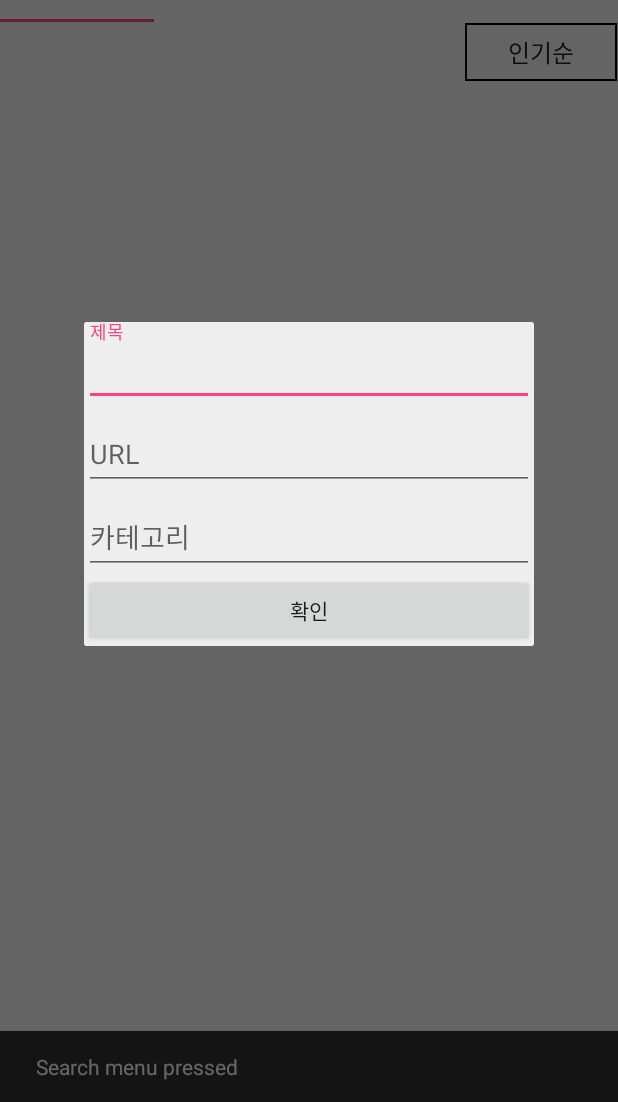
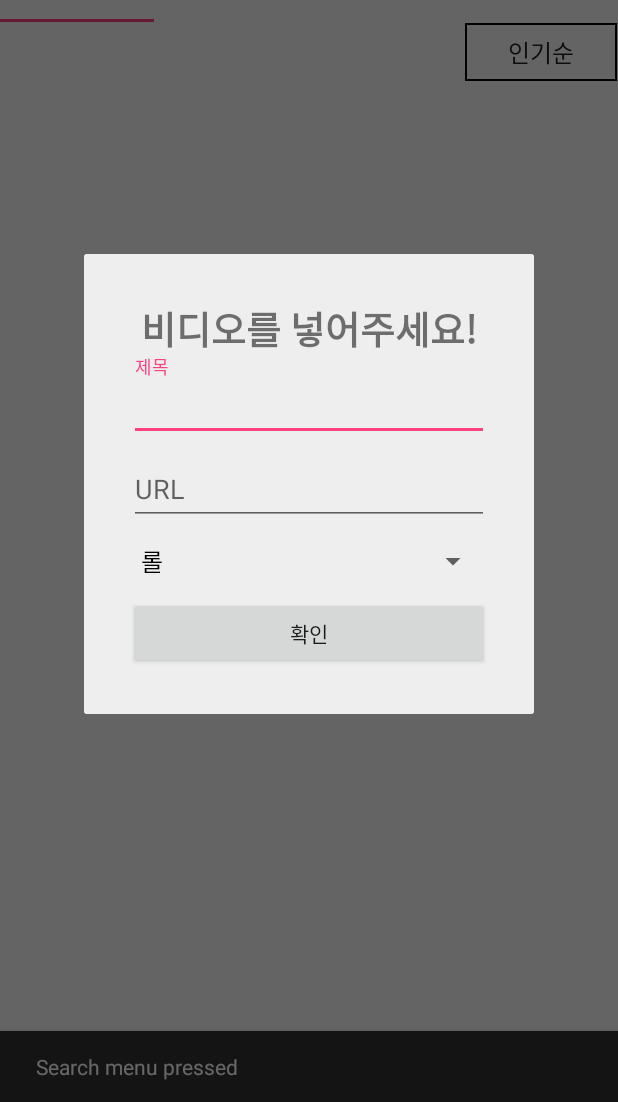
Before and after one commit to cate-project/CATE-V4, an Android app: the MainActivity screen opened directly, with no data from a screen before it, after a tap on "add", on a phone screen of 412 x 824 dp, the part 134-1236 px from its top. Run offline under Robolectric (Android 15) with nearby library versions, the phone set to English and light mode, and no system bars; our stand-ins replace Picasso, Volley; libraries missing offline, so code that uses them is left out: com.baoyz.widget, com.kakao.usermgmt; plain views replace PullRefreshLayout; pictures from the network do not load; 3 statements that could not run were skipped.

Commit message:
dialog spinner 추가 및 수정

```diff
--- a/app/src/main/java/app/com/CATE/AddDialog.java
+++ b/app/src/main/java/app/com/CATE/AddDialog.java
@@ -10,7 +10,10 @@ import android.support.design.widget.TextInputEditText;
 import android.support.v7.app.AlertDialog;
 import android.util.Log;
 import android.view.View;
+import android.widget.AdapterView;
+import android.widget.ArrayAdapter;
 import android.widget.Button;
+import android.widget.Spinner;
 import android.widget.Toast;
 
 import com.android.volley.RequestQueue;
@@ -19,6 +22,8 @@ import com.android.volley.toolbox.Volley;
 
 import org.json.JSONException;
 import org.json.JSONObject;
+
+import java.util.ArrayList;
 
 import app.com.CATE.requests.VideoChugaRequest;
 import app.com.youtubeapiv3.R;
@@ -37,13 +42,15 @@ public class AddDialog extends Dialog implements View.OnClickListener {
 
     private TextInputEditText titleEt;
     private TextInputEditText urlEt;
-    private TextInputEditText tagEt;
+    private Spinner spinnerCate;
     private String kind_video, kind_thumbnail;
     private Button twitchRb;
     private Button youtubeRb;
     private Button confirmBt;
-
+    ArrayList<String> arrayList;
     private String name;
+    private String cate;
+    ArrayAdapter<String> arrayAdapter;
 
     private Handler handler;
 
@@ -86,12 +93,36 @@ public class AddDialog extends Dialog implements View.OnClickListener {
 
         titleEt = findViewById(R.id.title_input);
         urlEt = findViewById(R.id.url_input);
-        tagEt = findViewById(R.id.category_input);
+        spinnerCate = findViewById(R.id.spinnerCate);
 
         confirmBt = findViewById(R.id.button_confirm);
 
-//        youtubeRb.setOnClickListener(this);
-//        twitchRb.setOnClickListener(this);
+
+        arrayList = new ArrayList<>();
+        arrayList.add("롤");
+        arrayList.add("재즈");
+        arrayList.add("게임");
+        arrayList.add("동물");
+        arrayList.add("배그");
+        arrayList.add("유머");
+        arrayList.add("음악");
+
+        arrayAdapter = new ArrayAdapter<>(context,
+                android.R.layout.simple_spinner_dropdown_item,
+                arrayList);
+        spinnerCate.setAdapter(arrayAdapter);
+        spinnerCate.setOnItemSelectedListener(new AdapterView.OnItemSelectedListener() {
+            @Override
+            public void onItemSelected(AdapterView<?> adapterView, View view, int i, long l) {
+                cate = arrayList.get(i);
+            }
+            @Override
+            public void onNothingSelected(AdapterView<?> adapterView) {
+            }
+        });
+
+
+        출처: https://bottlecok.tistory.com/63 [잡캐의 IT 꿀팁]
         confirmBt.setOnClickListener(this);
 
         if (name != null) {
@@ -103,46 +134,6 @@ public class AddDialog extends Dialog implements View.OnClickListener {
     public void onClick(View v) {
         switch (v.getId()) {
             case R.id.button_confirm:
-                //  Toast.makeText(context,kind_video,Toast.LENGTH_SHORT).show();
-//                Response.Listener<String> responseListener = new Response.Listener<String>() {
-//                    @Override
-//                    public void onResponse(String response) {
-//                        try {
-//                            JSONObject jsonResponse = new JSONObject(response);
-//                            boolean success = jsonResponse.getBoolean("success");
-//
-//
-//                            //서버에서 보내준 값이 true이면?
-//                            if (success) {
-//
-//                                Toast.makeText(context, "비디오 추가하셨습니다.", Toast.LENGTH_SHORT).show();
-//
-//                                //Toast.makeText(getApplicationContext(), "success", Toast.LENGTH_SHORT).show();
-//
-//                                String userMoney = jsonResponse.getString("userMoney");
-//
-//
-//
-//
-//                            } else {//충전 실패시
-//                                AlertDialog.Builder builder = new AlertDialog.Builder(context);
-//                                builder.setMessage("추가에 실패하셨습니다.")
-//                                        .setNegativeButton("retry", null)
-//                                        .create()
-//                                        .show();
-//
-//
-//                            }
-//
-//                        } catch (JSONException e) {
-//                            e.printStackTrace();
-//                        }
-//                    }
-//                };
-//                ChargeRequest ChargeRequest = new ChargeRequest(strName, chargeMoney, responseListener);
-//                RequestQueue queue = Volley.newRequestQueue(ChargeActivity.this);
-//                queue.add(ChargeRequest);
-
                 final Response.Listener<String> responseListener = new Response.Listener<String>() {
                     @Override
                     public void onResponse(String response) {
@@ -155,11 +146,6 @@ public class AddDialog extends Dialog implements View.OnClickListener {
                             if (success) {
 
                                 Toast.makeText(context, "비디오 추가하셨습니다.", Toast.LENGTH_SHORT).show();
-
-                                //Toast.makeText(getApplicationContext(), "success", Toast.LENGTH_SHORT).show();
-
-                                String userMoney = jsonResponse.getString("userMoney");
-
 
                             } else {//충전 실패시
                                 AlertDialog.Builder builder = new AlertDialog.Builder(context);
@@ -179,12 +165,11 @@ public class AddDialog extends Dialog implements View.OnClickListener {
 
                 //
                 if (urlEt.getText().toString().indexOf("www.youtube.com") > 0) {
-
                     kind_video = "YOUTUBE";
                     kind_thumbnail = "https://i.ytimg.com/vi/" + urlEt.getText().toString().substring(urlEt.getText().toString().indexOf("=") + 1) + "/mqdefault.jpg";
 
                     VideoChugaRequest VideoChugaRequest = new VideoChugaRequest(titleEt.getText().toString(), urlEt.getText().toString(),
-                            tagEt.getText().toString(), kind_video, MainActivity.strName, kind_thumbnail, responseListener);
+                            cate, kind_video, MainActivity.strName, kind_thumbnail, responseListener);
                     RequestQueue queue = Volley.newRequestQueue(context);
                     queue.add(VideoChugaRequest);
                     cancel();
@@ -225,7 +210,7 @@ public class AddDialog extends Dialog implements View.OnClickListener {
                     @Override
                     public void handleMessage(Message msg) {
                         VideoChugaRequest VideoChugaRequest = new VideoChugaRequest(titleEt.getText().toString(), urlEt.getText().toString(),
-                                tagEt.getText().toString(), kind_video, MainActivity.strName, kind_thumbnail, responseListener);
+                                cate, kind_video, MainActivity.strName, kind_thumbnail, responseListener);
                         RequestQueue queue = Volley.newRequestQueue(context);
                         queue.add(VideoChugaRequest);
                         cancel();
--- a/app/src/main/res/layout/dialog_add.xml
+++ b/app/src/main/res/layout/dialog_add.xml
@@ -3,8 +3,16 @@
     android:background="#eeeeee"
     android:orientation="vertical"
     android:layout_width="300dp"
+    android:padding="30dp"
     android:layout_height="wrap_content">
 
+    <TextView
+        android:text="비디오를 넣어주세요!"
+        android:textAlignment="center"
+        android:textStyle="bold"
+        android:layout_width="match_parent"
+        android:textSize="25dp"
+        android:layout_height="wrap_content"/>
     <android.support.design.widget.TextInputLayout
         android:layout_width="match_parent"
         android:layout_height="match_parent">
@@ -27,17 +35,10 @@
             android:hint="@string/url" />
     </android.support.design.widget.TextInputLayout>
 
-    <android.support.design.widget.TextInputLayout
+    <android.support.v7.widget.AppCompatSpinner
+        android:id="@+id/spinnerCate"
         android:layout_width="match_parent"
-        android:layout_height="match_parent">
-
-        <android.support.design.widget.TextInputEditText
-            android:id="@+id/category_input"
-            android:layout_width="match_parent"
-            android:layout_height="wrap_content"
-            android:hint="@string/category" />
-
-    </android.support.design.widget.TextInputLayout>
+        android:layout_height="match_parent"/>
 
     <Button
         android:id="@+id/button_confirm"
```
